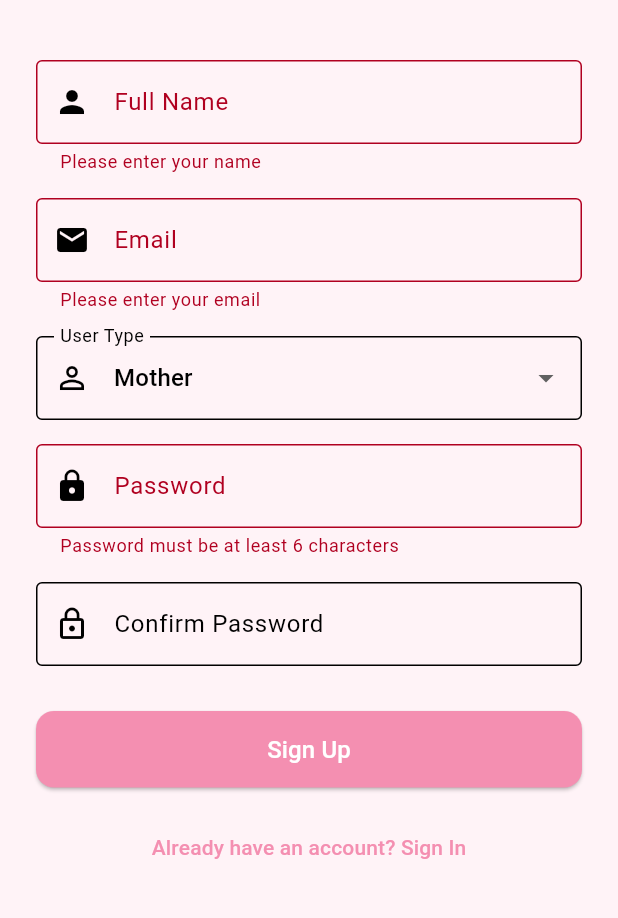
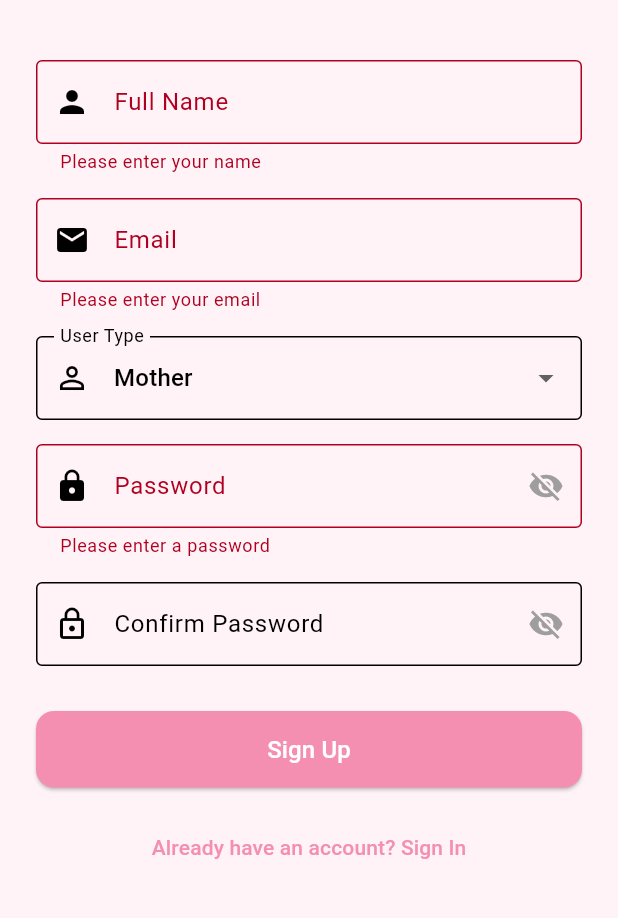
Before and after one commit to halaalmasrii/smart-baby-care, a Flutter app: the SignUpScreen screen opened by its route, after a tap on "Sign Up", on a phone screen of 412 x 824 dp, the part 306-1224 px from its top. Run offline on Flutter 3.47's test engine with Material 3 defaults, Android fonts, the phone set to English and light mode, and no system bars; our stand-ins replace fl_chart, flutter_local_notifications, image_picker, shared_preferences, timezone; accounts and stored records are empty.

Commit message:
اضافة قيودعلى المعلومات عند انشاء الحساب

```diff
--- a/lib/screens/signup_screen.dart
+++ b/lib/screens/signup_screen.dart
@@ -18,9 +18,24 @@ class _SignUpScreenState extends State<SignUpScreen> {
   final _confirmPasswordController = TextEditingController();
   String _userType = 'Mother';
 
+  bool _passwordVisible = false; // ✅ لعرض/إخفاء كلمة المرور
+
+  // ✅ التحقق من الاسم
+  bool _isValidName(String? name) {
+    if (name == null || name.isEmpty) return false;
+    final nameRegex = RegExp(r'^[a-zA-Z ]+$');
+    return name.length >= 3 && nameRegex.hasMatch(name);
+  }
+
+  // ✅ التحقق من البريد الإلكتروني
+  bool _isValidEmail(String? email) {
+    if (email == null || email.isEmpty) return false;
+    final emailRegex = RegExp(r'^[\w-\.]+@([\w-]+\.)+[\w-]{2,4}$');
+    return emailRegex.hasMatch(email);
+  }
+
   void _submit() {
     if (_formKey.currentState!.validate()) {
-      // تسجيل المستخدم ثم الانتقال لصفحة معلومات الطفل
       Navigator.pushNamed(context, AppRoutes.childInfo);
     }
   }
@@ -43,14 +58,16 @@ class _SignUpScreenState extends State<SignUpScreen> {
                 crossAxisAlignment: CrossAxisAlignment.center,
                 children: [
                   const SizedBox(height: 40),
-                  // Logo
+
+                  // ✅ Logo
                   CircleAvatar(
                     radius: 40,
                     backgroundColor: colorScheme.primary,
                     child: const Icon(Icons.child_friendly, size: 50, color: Colors.white),
                   ),
                   const SizedBox(height: 16),
-                  // App Name
+
+                  // ✅ App Name
                   Text(
                     'Smart BabyCare',
                     style: theme.textTheme.headlineMedium?.copyWith(
@@ -59,10 +76,13 @@ class _SignUpScreenState extends State<SignUpScreen> {
                     ),
                   ),
                   const SizedBox(height: 40),
+
+                  // ✅ Form
                   Form(
                     key: _formKey,
                     child: Column(
                       children: [
+                        // Full Name
                         TextFormField(
                           controller: _nameController,
                           decoration: const InputDecoration(
@@ -70,9 +90,15 @@ class _SignUpScreenState extends State<SignUpScreen> {
                             labelText: 'Full Name',
                             border: OutlineInputBorder(),
                           ),
-                          validator: (value) => value!.isEmpty ? 'Please enter your name' : null,
+                          validator: (value) {
+                            if (value!.isEmpty) return 'Please enter your name';
+                            if (!_isValidName(value)) return 'Name must be at least 3 letters';
+                            return null;
+                          },
                         ),
                         const SizedBox(height: 16),
+
+                        // Email
                         TextFormField(
                           controller: _emailController,
                           decoration: const InputDecoration(
@@ -81,9 +107,15 @@ class _SignUpScreenState extends State<SignUpScreen> {
                             border: OutlineInputBorder(),
                           ),
                           keyboardType: TextInputType.emailAddress,
-                          validator: (value) => value!.isEmpty ? 'Please enter your email' : null,
+                          validator: (value) {
+                            if (value!.isEmpty) return 'Please enter your email';
+                            if (!_isValidEmail(value)) return 'Please enter a valid email';
+                            return null;
+                          },
                         ),
                         const SizedBox(height: 16),
+
+                        // User Type
                         DropdownButtonFormField<String>(
                           value: _userType,
                           items: ['Mother', 'Father', 'Other']
@@ -97,28 +129,63 @@ class _SignUpScreenState extends State<SignUpScreen> {
                           ),
                         ),
                         const SizedBox(height: 16),
+
+                        // Password
                         TextFormField(
                           controller: _passwordController,
-                          obscureText: true,
-                          decoration: const InputDecoration(
-                            prefixIcon: Icon(Icons.lock),
+                          obscureText: !_passwordVisible,
+                          decoration: InputDecoration(
+                            prefixIcon: const Icon(Icons.lock),
                             labelText: 'Password',
-                            border: OutlineInputBorder(),
+                            border: const OutlineInputBorder(),
+                            suffixIcon: IconButton(
+                              icon: Icon(
+                                _passwordVisible ? Icons.visibility : Icons.visibility_off,
+                                color: Colors.grey,
+                              ),
+                              onPressed: () {
+                                setState(() {
+                                  _passwordVisible = !_passwordVisible;
+                                });
+                              },
+                            ),
                           ),
-                          validator: (value) => value!.length < 6 ? 'Password must be at least 6 characters' : null,
+                          validator: (value) {
+                            if (value!.isEmpty) return 'Please enter a password';
+                            if (value.length < 8) return 'Password must be at least 8 characters';
+                            return null;
+                          },
                         ),
                         const SizedBox(height: 16),
+
+                        // Confirm Password
                         TextFormField(
                           controller: _confirmPasswordController,
-                          obscureText: true,
-                          decoration: const InputDecoration(
-                            prefixIcon: Icon(Icons.lock_outline),
+                          obscureText: !_passwordVisible,
+                          decoration: InputDecoration(
+                            prefixIcon: const Icon(Icons.lock_outline),
                             labelText: 'Confirm Password',
-                            border: OutlineInputBorder(),
+                            border: const OutlineInputBorder(),
+                            suffixIcon: IconButton(
+                              icon: Icon(
+                                _passwordVisible ? Icons.visibility : Icons.visibility_off,
+                                color: Colors.grey,
+                              ),
+                              onPressed: () {
+                                setState(() {
+                                  _passwordVisible = !_passwordVisible;
+                                });
+                              },
+                            ),
                           ),
-                          validator: (value) => value != _passwordController.text ? 'Passwords do not match' : null,
+                          validator: (value) {
+                            if (value != _passwordController.text) return 'Passwords do not match';
+                            return null;
+                          },
                         ),
                         const SizedBox(height: 30),
+
+                        // Sign Up Button
                         SizedBox(
                           width: double.infinity,
                           child: ElevatedButton(
@@ -137,9 +204,11 @@ class _SignUpScreenState extends State<SignUpScreen> {
                           ),
                         ),
                         const SizedBox(height: 16),
+
+                        // Already have account
                         TextButton(
                           onPressed: () {
-                            Navigator.pop(context); // يرجع لشاشة تسجيل الدخول
+                            Navigator.pop(context);
                           },
                           child: const Text('Already have an account? Sign In'),
                         ),
@@ -150,7 +219,7 @@ class _SignUpScreenState extends State<SignUpScreen> {
               ),
             ),
 
-            // ✅ زر تبديل اللون
+            // ✅ Theme toggle button
             Positioned(
               top: 10,
               right: 10,
```
